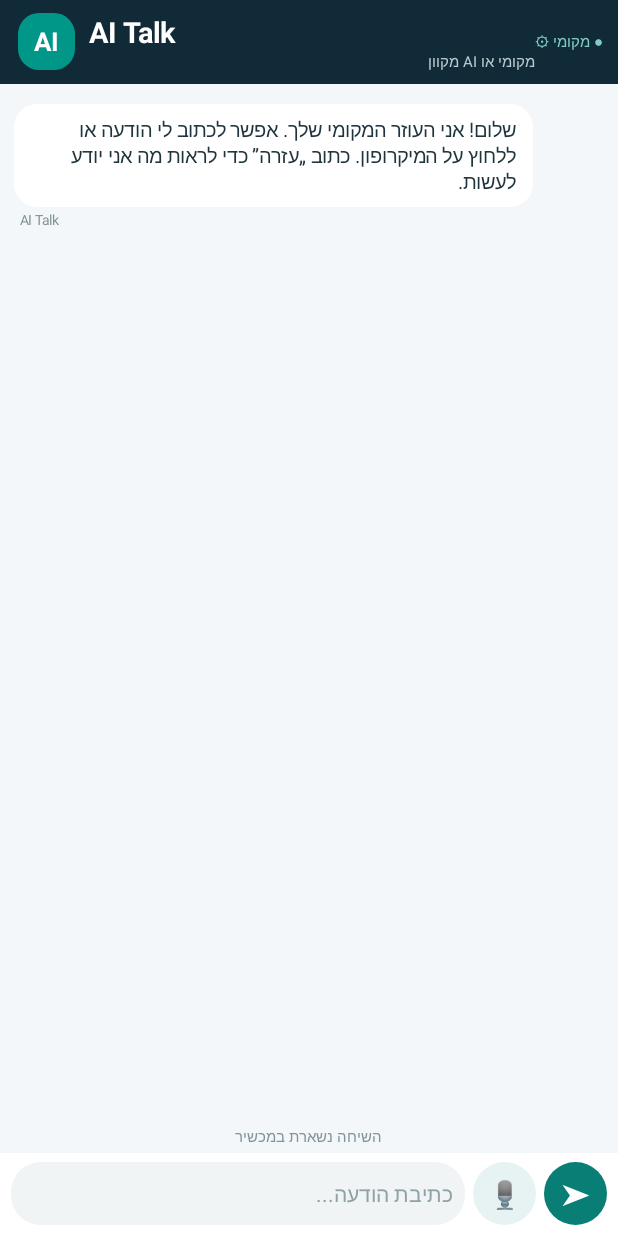
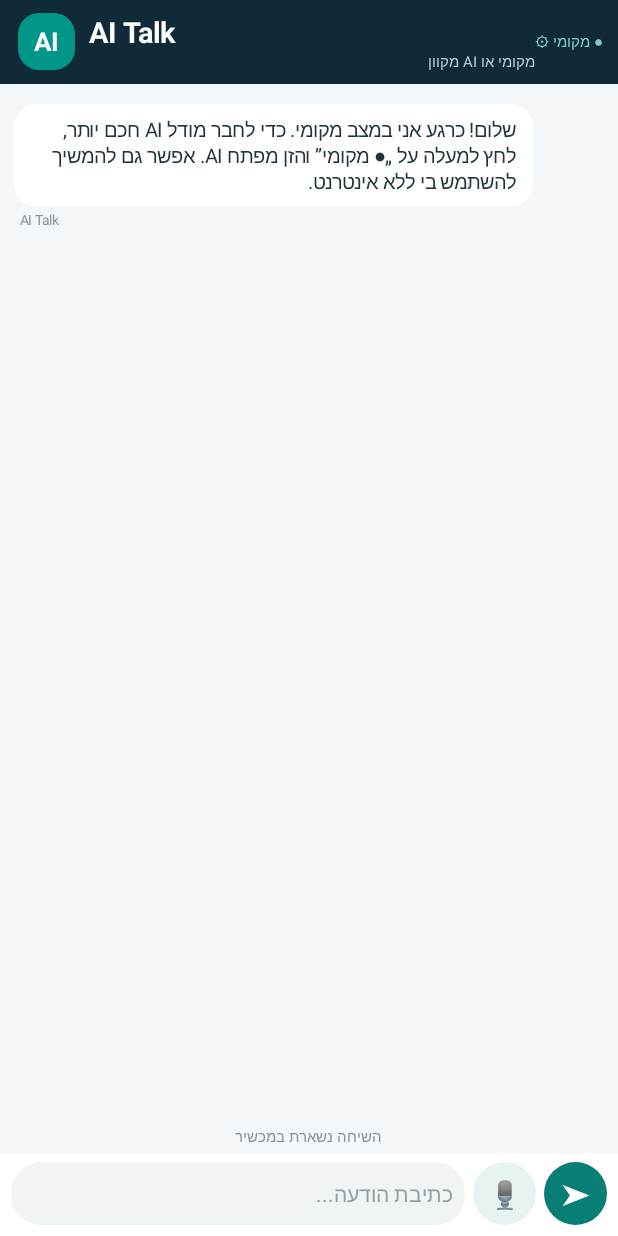
Before and after one commit to ZYGY7678/Public-artificial-intelligence, an Android app: the screen it shows after launch (MainActivity), on a phone screen of 412 x 824 dp. Run offline under Robolectric (Android 15) with nearby library versions, the phone set to English and light mode, and no system bars.

Commit message:
Explain online AI activation on first launch

```diff
--- a/ai-talk-android/app/src/main/java/com/zygy/aitalk/MainActivity.java
+++ b/ai-talk-android/app/src/main/java/com/zygy/aitalk/MainActivity.java
@@ -38,7 +38,7 @@ public class MainActivity extends Activity implements TextToSpeech.OnInitListene
         tts = new TextToSpeech(this, this);
         screenWidth = getResources().getDisplayMetrics().widthPixels;
         buildUi();
-        addMessage("AI Talk", "שלום! אני העוזר המקומי שלך. אפשר לכתוב לי הודעה או ללחוץ על המיקרופון. כתוב „עזרה” כדי לראות מה אני יודע לעשות.", false);
+        addMessage("AI Talk", geminiApiKey.length() > 0 ? "שלום! המודל המקוון מחובר. אפשר לדבר איתי בעברית." : "שלום! כרגע אני במצב מקומי. כדי לחבר מודל AI חכם יותר, לחץ למעלה על „● מקומי” והזן מפתח AI. אפשר גם להמשיך להשתמש בי ללא אינטרנט.", false);
     }
 
     private int dp(float value) {
```
